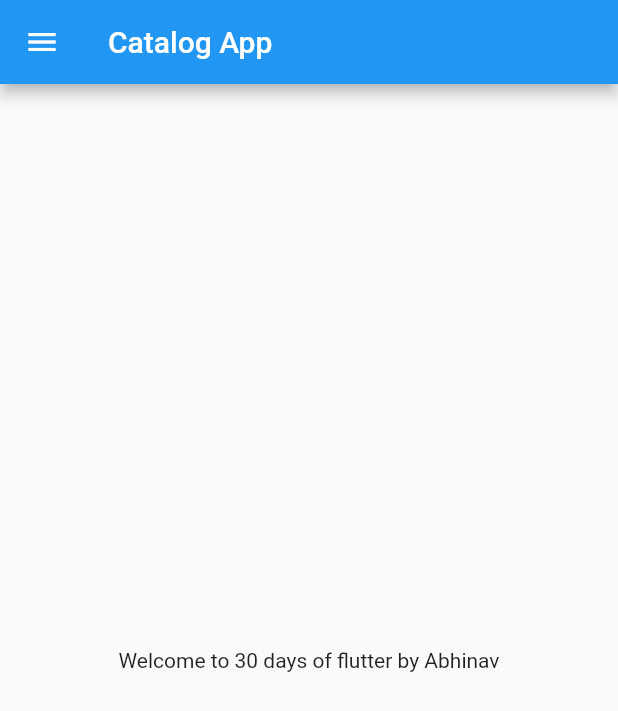
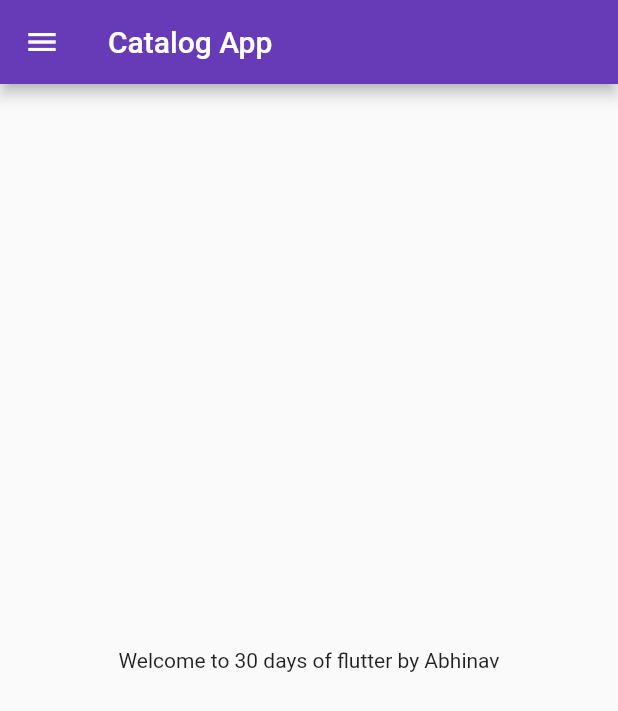
Before and after one commit to abhinav-das-1704/FlutterIntro, a Flutter app: the screen it shows after launch, on a phone screen of 412 x 824 dp. Shown: the top 711 px of the screen. Run offline on Flutter 3.47's test engine with Material 2 defaults, Android fonts, the phone set to English and light mode, and no system bars.

Commit message:
Day 3 completed

```diff
--- a/lib/main.dart
+++ b/lib/main.dart
@@ -114,7 +114,8 @@ class _MyHomePageState extends State<MyHomePage> {
   }
 }*/
 
-import 'package:first_flutter_proj/home_page.dart';
+import 'package:first_flutter_proj/pages/home_page.dart';
+import 'package:first_flutter_proj/pages/login_page.dart';
 import 'package:flutter/material.dart';
 
 void main() {
@@ -127,7 +128,16 @@ class MyApp extends StatelessWidget {
   @override
   Widget build(BuildContext context) {
     return MaterialApp(
-      home: HomePage(),
+      /*home: HomePage(),*/
+      themeMode: ThemeMode.light,
+      theme: ThemeData(primarySwatch: Colors.deepPurple),
+      darkTheme: ThemeData(brightness: Brightness.dark),
+      initialRoute: "/home",
+      routes: {
+        "/": (context) => LoginPage(),
+        "/home": (context) => HomePage(),
+        "/login": (context) => LoginPage(),
+      },
     );
   }
 }
```
Also changed, not shown: lib/pages/login_page.dart (added, +21 -0 lines), lib/pages/home_page.dart (renamed from lib/home_page.dart).
